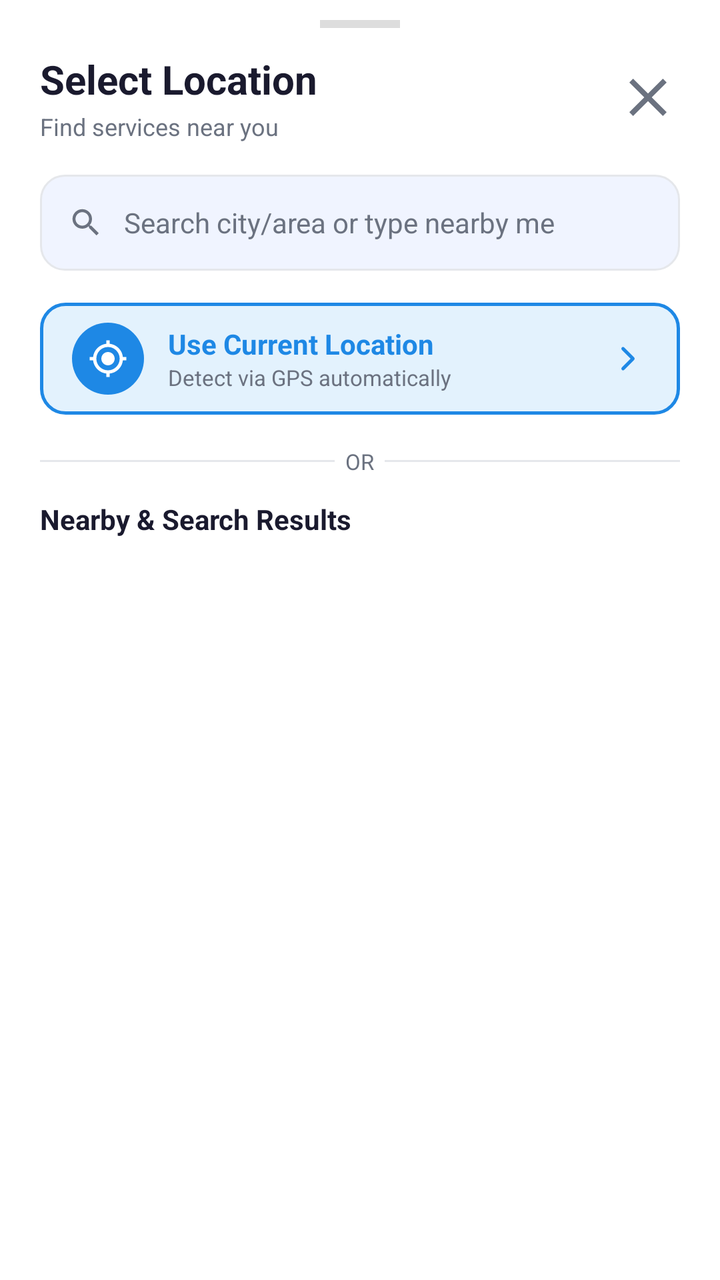
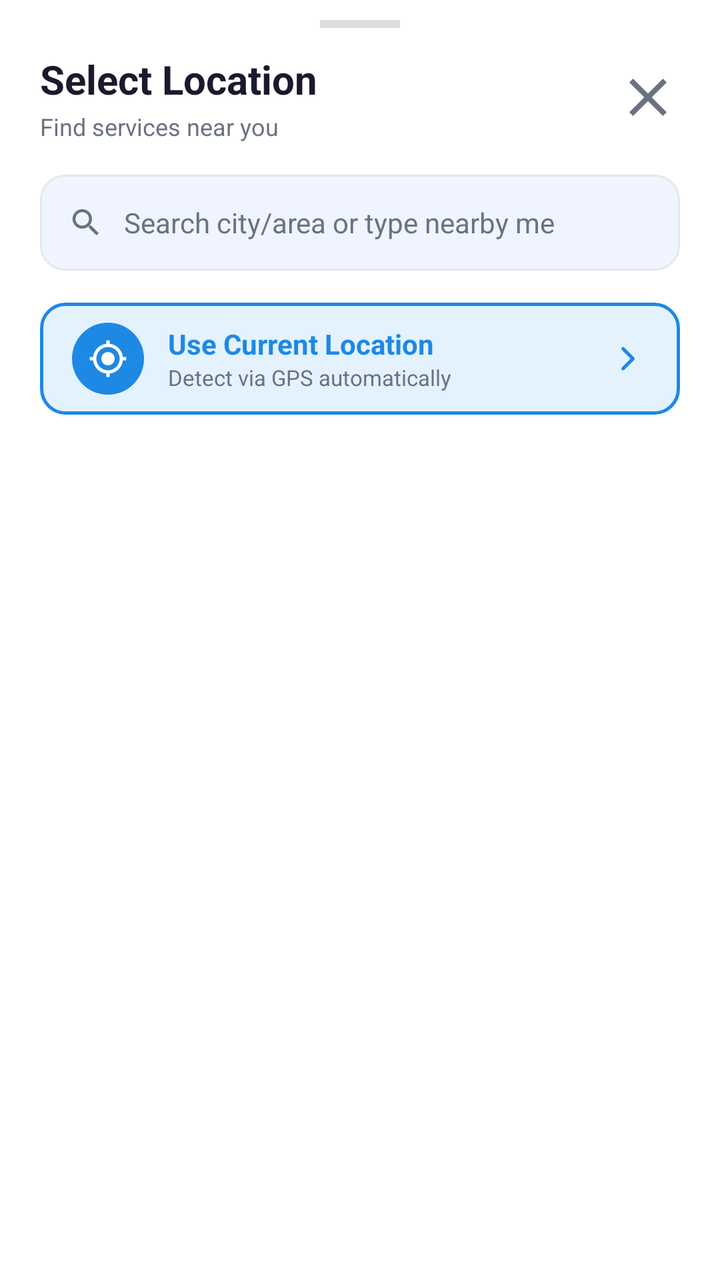

Screens rendered from an Android XML layout before and after an edit, with the pre-edit source and the edit as a unified diff.
<!-- AndroidManifest.xml: application theme Theme.QuickFix -->
<!-- res/layout/bottom_sheet_location_picker.xml -->
<?xml version="1.0" encoding="utf-8"?>
<LinearLayout xmlns:android="http://schemas.android.com/apk/res/android"
    xmlns:app="http://schemas.android.com/apk/res-auto"
    android:layout_width="match_parent"
    android:layout_height="wrap_content"
    android:orientation="vertical"
    android:background="@color/card_bg"
    android:paddingBottom="24dp">

    
    <View
        android:layout_width="40dp"
        android:layout_height="4dp"
        android:layout_gravity="center_horizontal"
        android:layout_marginTop="10dp"
        android:layout_marginBottom="4dp"
        android:background="@color/drag_handle" />

    
    <LinearLayout
        android:layout_width="match_parent"
        android:layout_height="wrap_content"
        android:orientation="horizontal"
        android:gravity="center_vertical"
        android:paddingHorizontal="20dp"
        android:paddingTop="8dp"
        android:paddingBottom="16dp">

        <LinearLayout
            android:layout_width="0dp"
            android:layout_height="wrap_content"
            android:layout_weight="1"
            android:orientation="vertical">

            <TextView
                android:layout_width="wrap_content"
                android:layout_height="wrap_content"
                android:text="Select Location"
                android:textColor="@color/text_primary"
                android:textSize="20sp"
                android:textStyle="bold" />

            <TextView
                android:layout_width="wrap_content"
                android:layout_height="wrap_content"
                android:text="Find services near you"
                android:textColor="@color/text_secondary"
                android:textSize="12sp"
                android:layout_marginTop="2dp" />
        </LinearLayout>

        <ImageView
            android:id="@+id/btnCloseLocationSheet"
            android:layout_width="32dp"
            android:layout_height="32dp"
            android:src="@drawable/ic_close"
            android:background="?attr/selectableItemBackgroundBorderless"
            app:tint="@color/text_secondary"
            android:contentDescription="Close" />
    </LinearLayout>

    
    <LinearLayout
        android:layout_width="match_parent"
        android:layout_height="48dp"
        android:layout_marginHorizontal="20dp"
        android:layout_marginBottom="16dp"
        android:background="@drawable/bg_search_field"
        android:gravity="center_vertical"
        android:orientation="horizontal"
        android:paddingStart="14dp"
        android:paddingEnd="8dp">

        <ImageView
            android:layout_width="18dp"
            android:layout_height="18dp"
            android:src="@drawable/ic_search"
            app:tint="@color/text_secondary"
            android:contentDescription="Search" />

        <EditText
            android:id="@+id/etLocationSearch"
            android:layout_width="0dp"
            android:layout_height="match_parent"
            android:layout_marginStart="10dp"
            android:layout_weight="1"
            android:background="@android:color/transparent"
            android:hint="Search city/area or type nearby me"
            android:textColor="@color/text_primary"
            android:textColorHint="@color/text_secondary"
            android:textSize="14sp"
            android:imeOptions="actionSearch"
            android:inputType="text"
            android:singleLine="true" />

        <ImageView
            android:id="@+id/btnClearLocationSearch"
            android:layout_width="32dp"
            android:layout_height="32dp"
            android:src="@drawable/ic_close"
            android:padding="8dp"
            android:background="?attr/selectableItemBackgroundBorderless"
            app:tint="@color/text_secondary"
            android:visibility="gone"
            android:contentDescription="Clear" />
    </LinearLayout>

    
    <LinearLayout
        android:id="@+id/btnUseLiveLocation"
        android:layout_width="match_parent"
        android:layout_height="56dp"
        android:layout_marginHorizontal="20dp"
        android:layout_marginBottom="8dp"
        android:background="@drawable/bg_live_location_btn"
        android:clickable="true"
        android:focusable="true"
        android:gravity="center_vertical"
        android:orientation="horizontal"
        android:paddingHorizontal="16dp">

        <FrameLayout
            android:layout_width="36dp"
            android:layout_height="36dp"
            android:background="@drawable/bg_location_icon_circle">
            <ImageView
                android:layout_width="20dp"
                android:layout_height="20dp"
                android:layout_gravity="center"
                android:src="@drawable/ic_my_location"
                app:tint="#FFFFFF"
                android:contentDescription="GPS" />
        </FrameLayout>

        <LinearLayout
            android:layout_width="0dp"
            android:layout_height="wrap_content"
            android:layout_weight="1"
            android:orientation="vertical"
            android:layout_marginStart="12dp">

            <TextView
                android:layout_width="wrap_content"
                android:layout_height="wrap_content"
                android:text="Use Current Location"
                android:textColor="@color/primary"
                android:textSize="14sp"
                android:textStyle="bold" />

            <TextView
                android:id="@+id/tvLiveLocationSub"
                android:layout_width="wrap_content"
                android:layout_height="wrap_content"
                android:text="Detect via GPS automatically"
                android:textColor="@color/text_secondary"
                android:textSize="11sp" />
        </LinearLayout>

        <ProgressBar
            android:id="@+id/locationProgress"
            android:layout_width="24dp"
            android:layout_height="24dp"
            android:visibility="gone" />

        <ImageView
            android:layout_width="20dp"
            android:layout_height="20dp"
            android:src="@drawable/ic_arrow_right"
            app:tint="@color/primary"
            android:contentDescription="Go" />
    </LinearLayout>

    
    <LinearLayout
        android:id="@+id/btnClearLocation"
        android:layout_width="match_parent"
        android:layout_height="48dp"
        android:layout_marginHorizontal="20dp"
        android:layout_marginBottom="8dp"
        android:background="@drawable/bg_city_chip"
        android:clickable="true"
        android:focusable="true"
        android:gravity="center_vertical"
        android:orientation="horizontal"
        android:paddingHorizontal="16dp"
        android:visibility="gone">

        <ImageView
            android:layout_width="20dp"
            android:layout_height="20dp"
            android:src="@drawable/ic_close"
            app:tint="@color/emergency_red"
            android:contentDescription="Clear" />

        <TextView
            android:layout_width="0dp"
            android:layout_height="wrap_content"
            android:layout_weight="1"
            android:layout_marginStart="12dp"
            android:text="Clear Location (show all)"
            android:textColor="@color/emergency_red"
            android:textSize="13sp"
            android:textStyle="bold" />
    </LinearLayout>

    
    <LinearLayout
        android:layout_width="match_parent"
        android:layout_height="wrap_content"
        android:orientation="horizontal"
        android:gravity="center_vertical"
        android:paddingHorizontal="20dp"
        android:paddingTop="8dp"
        android:paddingBottom="12dp">

        <View
            android:layout_width="0dp"
            android:layout_height="1dp"
            android:layout_weight="1"
            android:background="@color/divider" />

        <TextView
            android:layout_width="wrap_content"
            android:layout_height="wrap_content"
            android:text="  OR  "
            android:textColor="@color/text_secondary"
            android:textSize="11sp" />

        <View
            android:layout_width="0dp"
            android:layout_height="1dp"
            android:layout_weight="1"
            android:background="@color/divider" />
    </LinearLayout>

    
    <TextView
        android:layout_width="wrap_content"
        android:layout_height="wrap_content"
        android:text="Nearby &amp; Search Results"
        android:textColor="@color/text_primary"
        android:textSize="14sp"
        android:textStyle="bold"
        android:paddingHorizontal="20dp"
        android:paddingBottom="8dp" />

    <ProgressBar
        android:id="@+id/locationResultsProgress"
        android:layout_width="28dp"
        android:layout_height="28dp"
        android:layout_gravity="center_horizontal"
        android:layout_marginTop="8dp"
        android:visibility="gone" />

    <TextView
        android:id="@+id/tvLocationEmpty"
        android:layout_width="match_parent"
        android:layout_height="wrap_content"
        android:paddingHorizontal="20dp"
        android:paddingVertical="14dp"
        android:text="No locations found."
        android:textAlignment="center"
        android:textColor="@color/text_secondary"
        android:textSize="13sp"
        android:visibility="gone" />

    <TextView
        android:id="@+id/tvLocationError"
        android:layout_width="match_parent"
        android:layout_height="wrap_content"
        android:paddingHorizontal="20dp"
        android:paddingBottom="8dp"
        android:textAlignment="center"
        android:textColor="@color/emergency_red"
        android:textSize="12sp"
        android:visibility="gone" />

    <androidx.recyclerview.widget.RecyclerView
        android:id="@+id/rvLocationResults"
        android:layout_width="match_parent"
        android:layout_height="260dp"
        android:clipToPadding="false"
        android:nestedScrollingEnabled="false"
        android:paddingHorizontal="10dp"
        android:paddingBottom="8dp" />

</LinearLayout>
<!-- resources referenced by this layout -->
<resources>
  <color name="card_bg">#FFFFFF</color>
  <color name="divider">#E5E7EB</color>
  <color name="drag_handle">#DDDDDD</color>
  <color name="emergency_red">#D32F2F</color>
  <color name="primary">#1E88E5</color>
  <color name="text_primary">#1A1A2E</color>
  <color name="text_secondary">#6B7280</color>
  <!-- drawable bg_city_chip (drawable) -->
  <?xml version="1.0" encoding="utf-8"?>
  <shape xmlns:android="http://schemas.android.com/apk/res/android"
      android:shape="rectangle">
      <solid android:color="@color/card_bg" />
      <stroke android:width="1dp" android:color="@color/divider" />
      <corners android:radius="10dp" />
  </shape>
  <!-- drawable bg_live_location_btn (drawable) -->
  <?xml version="1.0" encoding="utf-8"?>
  <shape xmlns:android="http://schemas.android.com/apk/res/android"
      android:shape="rectangle">
      <solid android:color="@color/info_bg" />
      <stroke android:width="1.5dp" android:color="@color/primary" />
      <corners android:radius="12dp" />
  </shape>
  <!-- drawable bg_location_icon_circle (drawable) -->
  <?xml version="1.0" encoding="utf-8"?>
  <shape xmlns:android="http://schemas.android.com/apk/res/android"
      android:shape="oval">
      <solid android:color="#1E88E5" />
  </shape>
  <!-- drawable bg_search_field (drawable) -->
  <?xml version="1.0" encoding="utf-8"?>
  <shape xmlns:android="http://schemas.android.com/apk/res/android"
      android:shape="rectangle">
      <solid android:color="@color/search_bg" />
      <stroke android:width="1dp" android:color="@color/divider" />
      <corners android:radius="12dp" />
  </shape>
  <!-- drawable ic_close (drawable) -->
  <vector xmlns:android="http://schemas.android.com/apk/res/android"
      android:width="24dp"
      android:height="24dp"
      android:viewportWidth="24"
      android:viewportHeight="24">
      <path
          android:fillColor="#FFFFFF"
          android:pathData="M19,6.41L17.59,5 12,10.59 6.41,5 5,6.41 10.59,12 5,17.59 6.41,19 12,13.41 17.59,19 19,17.59 13.41,12z"/>
  </vector>
  <style name="Theme.QuickFix" parent="Base.Theme.QuickFix" />
  <color name="info_bg">#E3F2FD</color>
  <color name="search_bg">#F0F4FF</color>
  <color name="primary_dark">#1565C0</color>
  <color name="accent_green">#43A047</color>
  <color name="screen_background">#F4F7FB</color>
  <color name="surface_variant">#F5F7FA</color>
  <style name="Theme.QuickFix.AdminDialog" parent="ThemeOverlay.Material3.MaterialAlertDialog">
          <item name="colorSurface">@color/card_bg</item>
          <item name="colorOnSurface">@color/text_primary</item>
          <item name="colorOutline">@color/divider</item>
      </style>
  <style name="Theme.QuickFix.BottomSheet" parent="ThemeOverlay.Material3.BottomSheetDialog">
          <item name="colorSurface">@color/card_bg</item>
          <item name="colorOnSurface">@color/text_primary</item>
          <item name="android:colorBackground">@color/card_bg</item>
      </style>
  <style name="Widget.QuickFix.Button" parent="Widget.Material3.Button">
          <item name="backgroundTint">@color/primary</item>
          <item name="android:textColor">@color/white</item>
      </style>
  <style name="Widget.QuickFix.Chip.Filter" parent="Widget.Material3.Chip.Filter">
          <item name="chipBackgroundColor">@color/surface_variant</item>
          <item name="android:textColor">@color/text_primary</item>
          <item name="checkedIconTint">@color/primary</item>
      </style>
  <color name="white">#FFFFFFFF</color>
  <color name="input_background">#FFFFFF</color>
  <color name="input_stroke">#1E88E5</color>
  <color name="error_red">#D32F2F</color>
  <color name="input_hint">#6B7280</color>
  <color name="input_icon">#455A64</color>
  <!-- unchanged entries left out for length: 5 -->
</resources>

<!-- the commit's change to res/layout/bottom_sheet_location_picker.xml (unified diff, before → after) -->
@@ -203,76 +203,16 @@
             android:textStyle="bold" />
     </LinearLayout>
 
-    
-    <LinearLayout
-        android:layout_width="match_parent"
-        android:layout_height="wrap_content"
-        android:orientation="horizontal"
-        android:gravity="center_vertical"
-        android:paddingHorizontal="20dp"
-        android:paddingTop="8dp"
-        android:paddingBottom="12dp">
-
-        <View
-            android:layout_width="0dp"
-            android:layout_height="1dp"
-            android:layout_weight="1"
-            android:background="@color/divider" />
-
-        <TextView
-            android:layout_width="wrap_content"
-            android:layout_height="wrap_content"
-            android:text="  OR  "
-            android:textColor="@color/text_secondary"
-            android:textSize="11sp" />
-
-        <View
-            android:layout_width="0dp"
-            android:layout_height="1dp"
-            android:layout_weight="1"
-            android:background="@color/divider" />
-    </LinearLayout>
-
-    
-    <TextView
-        android:layout_width="wrap_content"
-        android:layout_height="wrap_content"
-        android:text="Nearby &amp; Search Results"
-        android:textColor="@color/text_primary"
-        android:textSize="14sp"
-        android:textStyle="bold"
-        android:paddingHorizontal="20dp"
-        android:paddingBottom="8dp" />
-
-    <ProgressBar
-        android:id="@+id/locationResultsProgress"
-        android:layout_width="28dp"
-        android:layout_height="28dp"
-        android:layout_gravity="center_horizontal"
-        android:layout_marginTop="8dp"
-        android:visibility="gone" />
-
     <TextView
         android:id="@+id/tvLocationEmpty"
         android:layout_width="match_parent"
         android:layout_height="wrap_content"
         android:paddingHorizontal="20dp"
         android:paddingVertical="14dp"
-        android:text="No locations found."
+        android:text="No cities found."
         android:textAlignment="center"
         android:textColor="@color/text_secondary"
         android:textSize="13sp"
-        android:visibility="gone" />
-
-    <TextView
-        android:id="@+id/tvLocationError"
-        android:layout_width="match_parent"
-        android:layout_height="wrap_content"
-        android:paddingHorizontal="20dp"
-        android:paddingBottom="8dp"
-        android:textAlignment="center"
-        android:textColor="@color/emergency_red"
-        android:textSize="12sp"
         android:visibility="gone" />
 
     <androidx.recyclerview.widget.RecyclerView
